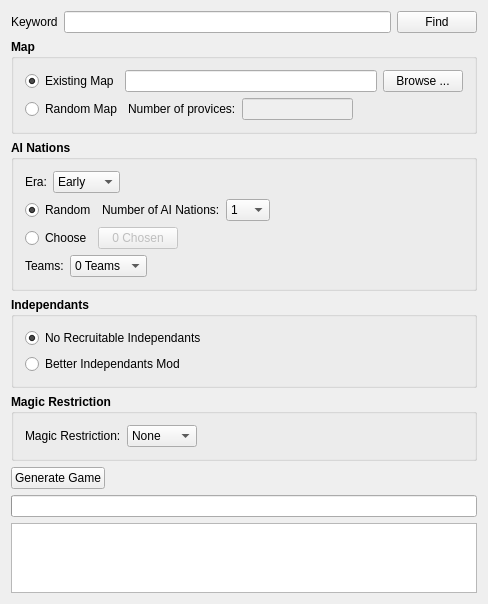
Before: the Qt Designer form dom3ai.ui in larzm42/Dom-3-AI, drawn with Qt 5.
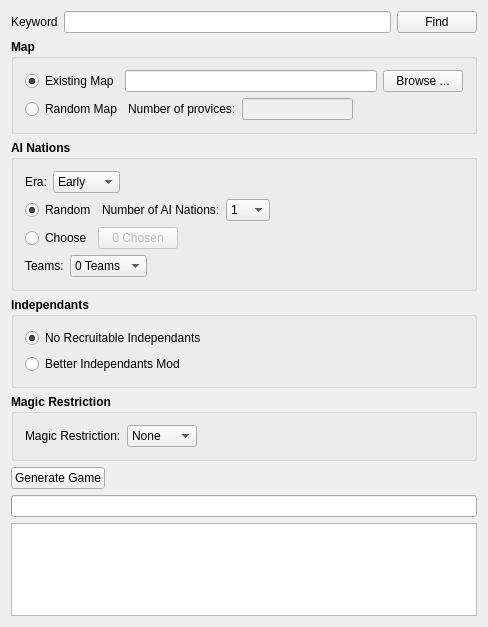
After: the same form once the commit is applied.

Patch:
```diff
--- a/dom3ai.ui
+++ b/dom3ai.ui
@@ -7,7 +7,7 @@
     <x>0</x>
     <y>0</y>
     <width>488</width>
-    <height>562</height>
+    <height>627</height>
    </rect>
   </property>
   <property name="windowTitle">
```
Left out of the diff: 4 changed lines with no effect on the pictures.
